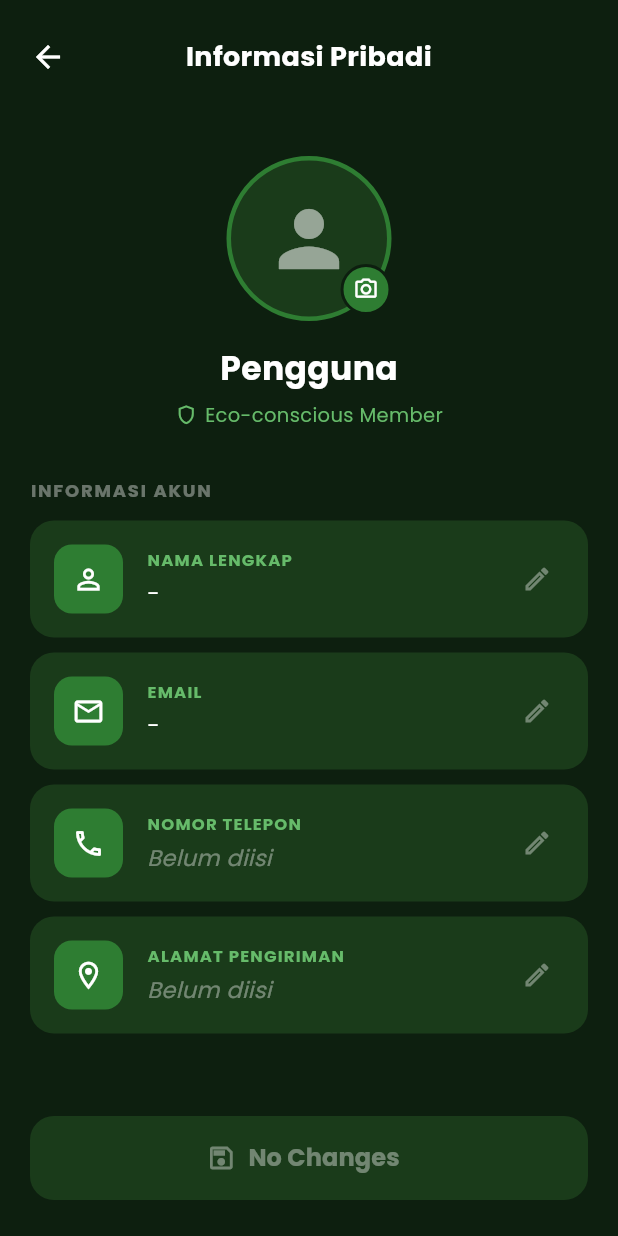
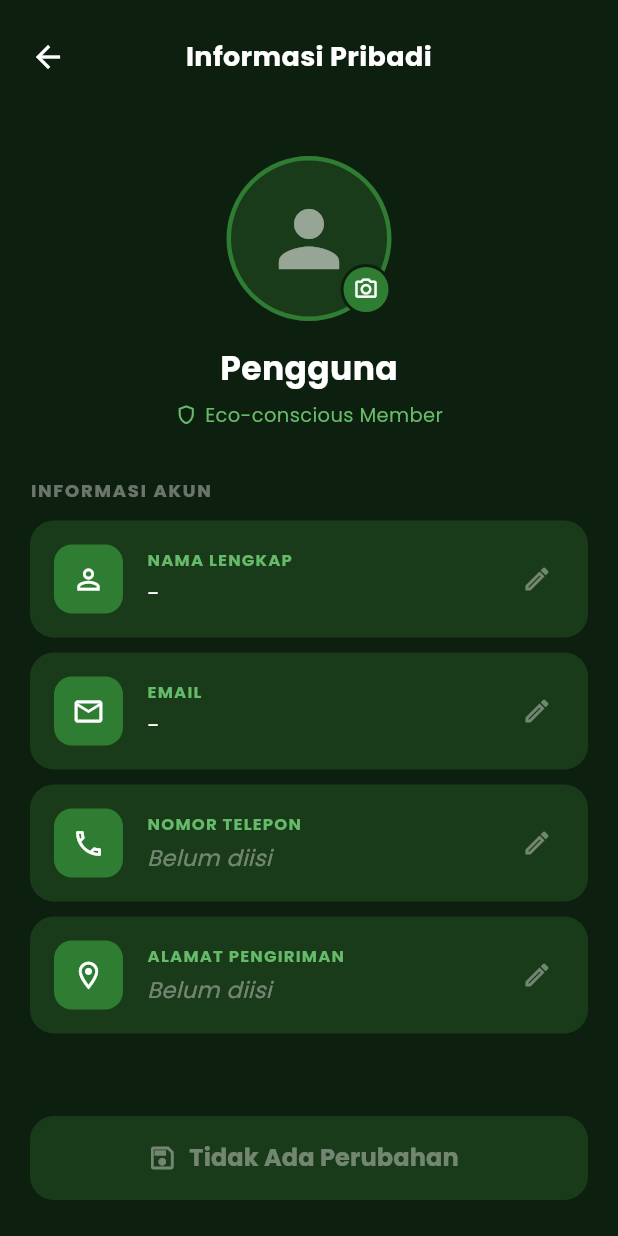
Before and after one commit to myasiirarafat07-ui/flutter_ecocycle, a Flutter app: the PersonalInfoScreen screen opened directly, on a phone screen of 412 x 824 dp. Run offline on Flutter 3.47's test engine with Material 3 defaults, Android fonts, the phone set to English and light mode, and no system bars.

Commit message:
Update Personal Information pt. 2

```diff
--- a/lib/screens/profile/personal_info_screen.dart
+++ b/lib/screens/profile/personal_info_screen.dart
@@ -426,7 +426,7 @@ class _PersonalInfoScreenState extends State<PersonalInfoScreen> {
           ),
           icon: const Icon(Icons.save_outlined, size: 20),
           label: Text(
-            _hasChanges ? 'Save Changes' : 'No Changes',
+            _hasChanges ? 'Simpan Perubahan' : 'Tidak Ada Perubahan',
             style: const TextStyle(fontSize: 16, fontWeight: FontWeight.bold),
           ),
         ),
```
